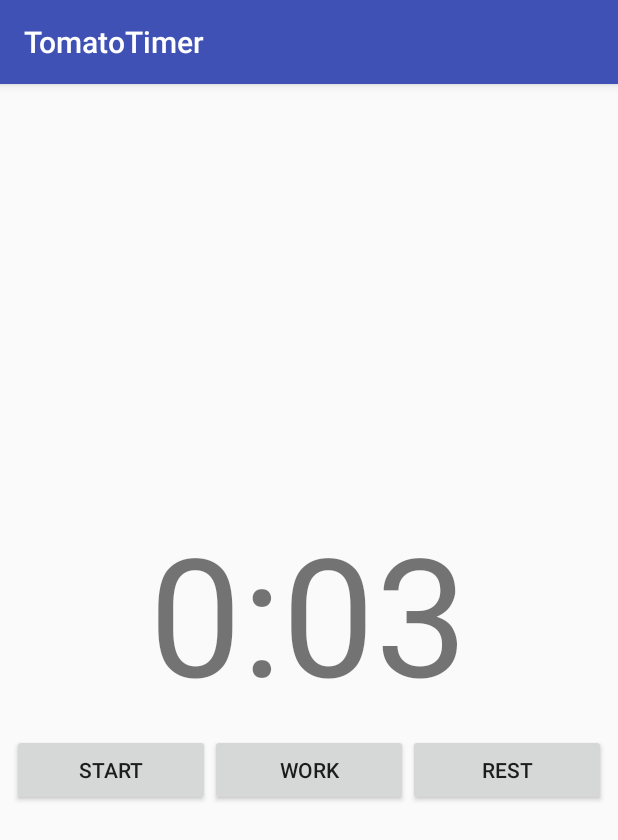
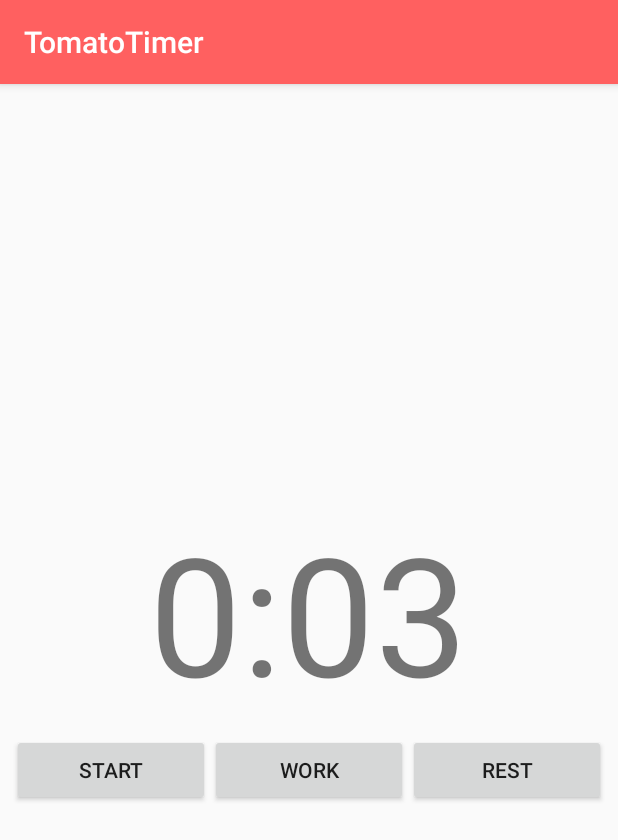
Before and after one commit to jshou/TomatoTimer, an Android app: the screen it shows after launch (MainActivity), on a phone screen of 412 x 824 dp. Shown: the top 840 px of the screen. Run offline under Robolectric (Android 15) with nearby library versions, the phone set to English and light mode, and no system bars.

Commit message:
better colors

```diff
--- a/app/src/main/res/values/colors.xml
+++ b/app/src/main/res/values/colors.xml
@@ -1,6 +1,6 @@
 <?xml version="1.0" encoding="utf-8"?>
 <resources>
-    <color name="colorPrimary">#3F51B5</color>
-    <color name="colorPrimaryDark">#303F9F</color>
-    <color name="colorAccent">#FF4081</color>
+    <color name="colorPrimary">#ff6060</color>
+    <color name="colorPrimaryDark">#f94646</color>
+    <color name="colorAccent">#fffc00</color>
 </resources>
```
